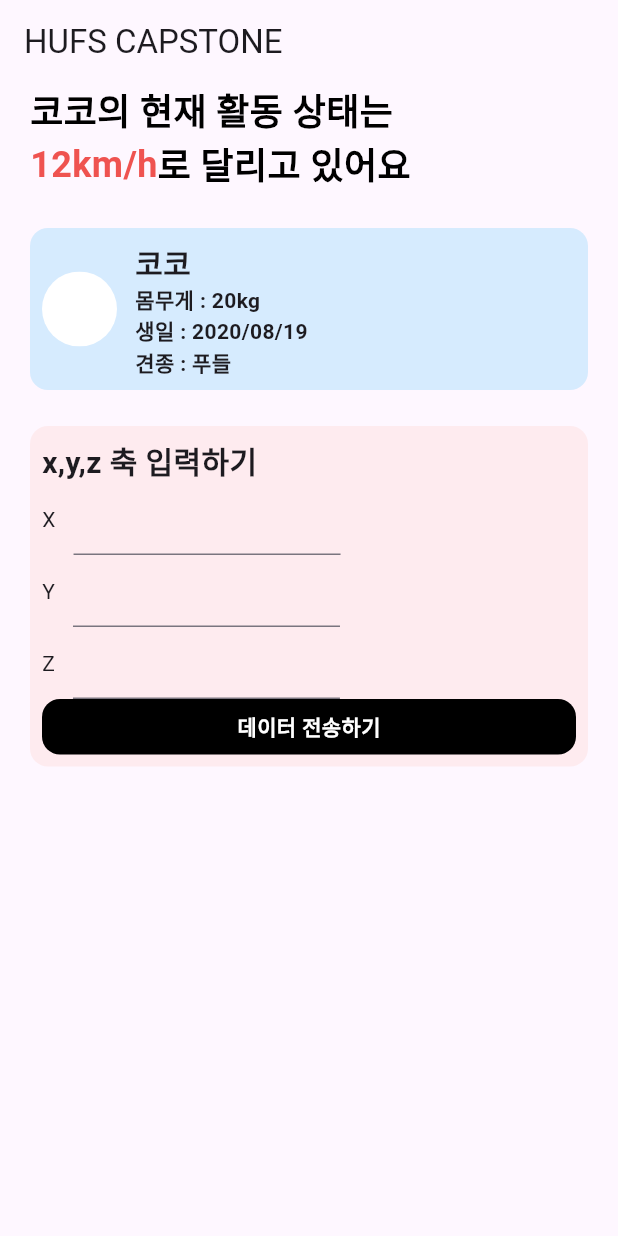
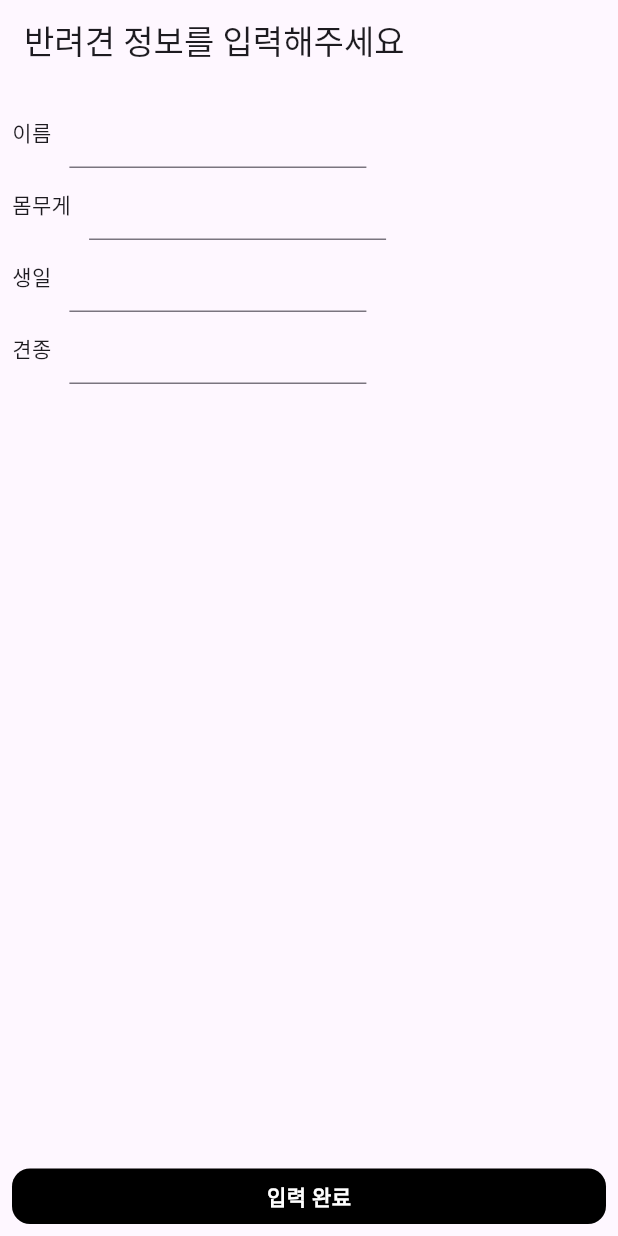
Before and after one commit to GyuhaWang/HUFSCapstone, a Flutter app: the screen it shows after launch, on a phone screen of 412 x 824 dp. Run offline on Flutter 3.47's test engine with Material 2 defaults, Android fonts, the phone set to English and light mode, and no system bars; our stand-ins replace get; missing offline and left inert: dart:ffi.

Commit message:
ADD: 펫 정보 입력 페이지

```diff
--- a/hufs_capstone/lib/main.dart
+++ b/hufs_capstone/lib/main.dart
@@ -1,8 +1,12 @@
 import 'package:flutter/material.dart';
+import 'package:get/get.dart';
 import 'package:hufs_capstone/main_page.dart';
+import 'package:hufs_capstone/pages/pet_info_input_page.dart';
 
 void main() {
-  runApp(const MyApp());
+  runApp(GetMaterialApp(
+    home: const MyApp(),
+  ));
 }
 
 class MyApp extends StatelessWidget {
@@ -32,7 +36,7 @@ class MyApp extends StatelessWidget {
           colorScheme: ColorScheme.fromSeed(seedColor: Colors.deepPurple),
           useMaterial3: true,
         ),
-        home: MainPage());
+        home: PetInfoInputPage());
   }
 }
 
--- a/hufs_capstone/lib/main_page.dart
+++ b/hufs_capstone/lib/main_page.dart
@@ -1,8 +1,10 @@
 import 'package:flutter/material.dart';
 import 'package:get/get.dart';
+import 'package:hufs_capstone/pages/pet_info_input_page.dart';
 
 class MainPage extends StatelessWidget {
-  MainPage({super.key});
+  PetInfo petInfos;
+  MainPage({super.key, required this.petInfos});
   double pageHorizontalPadding = 20;
   @override
   Widget build(BuildContext context) {
@@ -52,7 +54,7 @@ class MainPage extends StatelessWidget {
                   ),
                   Padding(
                     padding: const EdgeInsets.only(top: 24),
-                    child: petInfo(),
+                    child: petInfo(data: petInfos),
                   ),
                   Padding(
                     padding: const EdgeInsets.only(top: 24),
@@ -90,7 +92,7 @@ class MainPage extends StatelessWidget {
     );
   }
 
-  Widget petInfo() {
+  Widget petInfo({required PetInfo data}) {
     return Container(
         width: double.infinity,
         decoration: BoxDecoration(
@@ -116,22 +118,22 @@ class MainPage extends StatelessWidget {
                     crossAxisAlignment: CrossAxisAlignment.start,
                     children: [
                       Text(
-                        '코코',
+                        '${data.name}',
                         style: TextStyle(
                             fontSize: 20, fontWeight: FontWeight.bold),
                       ),
                       Text(
-                        '몸무게 : 20kg',
+                        '몸무게 : ${data.weight}',
                         style: TextStyle(
                             fontSize: 14, fontWeight: FontWeight.bold),
                       ),
                       Text(
-                        '생일 : 2020/08/19',
+                        '생일 : ${data.birth}',
                         style: TextStyle(
                             fontSize: 14, fontWeight: FontWeight.bold),
                       ),
                       Text(
-                        '견종 : 푸들',
+                        '견종 : ${data.type}',
                         style: TextStyle(
                             fontSize: 14, fontWeight: FontWeight.bold),
                       ),
--- /dev/null
+++ b/hufs_capstone/lib/pages/pet_info_input_page.dart
@@ -0,0 +1,167 @@
+import 'dart:ffi';
+
+import 'package:flutter/material.dart';
+import 'package:get/get.dart';
+import 'package:hufs_capstone/main_page.dart';
+
+class PetInfoInputPage extends StatefulWidget {
+  const PetInfoInputPage({super.key});
+
+  @override
+  State<PetInfoInputPage> createState() => _PetInfoInputPageState();
+}
+
+class _PetInfoInputPageState extends State<PetInfoInputPage> {
+  late PetInfo petInfo;
+  TextEditingController name = TextEditingController();
+  TextEditingController weight = TextEditingController();
+  TextEditingController birth = TextEditingController();
+  TextEditingController type = TextEditingController();
+  @override
+  Widget build(BuildContext context) {
+    return Scaffold(
+      appBar: AppBar(
+        title: Text("반려견 정보를 입력해주세요"),
+      ),
+      body: Container(
+        child: Padding(
+          padding: const EdgeInsets.all(8.0),
+          child: Column(
+              mainAxisAlignment: MainAxisAlignment.spaceBetween,
+              children: [
+                Form(
+                    child: Column(
+                  children: [
+                    Row(
+                      children: [
+                        Flexible(
+                          child: Padding(
+                            padding: const EdgeInsets.only(right: 12),
+                            child: SizedBox(
+                              child: Text('이름'),
+                            ),
+                          ),
+                          flex: 1,
+                        ),
+                        Flexible(
+                            flex: 1,
+                            child: Container(
+                              child: TextField(
+                                controller: name,
+                                keyboardType: TextInputType.text,
+                              ),
+                            ))
+                      ],
+                    ),
+                    Row(
+                      children: [
+                        Flexible(
+                          child: Padding(
+                            padding: const EdgeInsets.only(right: 12),
+                            child: SizedBox(
+                              child: Text('몸무게'),
+                            ),
+                          ),
+                          flex: 1,
+                        ),
+                        Flexible(
+                            flex: 1,
+                            child: Container(
+                              child: TextField(
+                                controller: weight,
+                                keyboardType: TextInputType.number,
+                              ),
+                            ))
+                      ],
+                    ),
+                    Row(
+                      children: [
+                        Flexible(
+                          child: Padding(
+                            padding: const EdgeInsets.only(right: 12),
+                            child: SizedBox(
+                              child: Text('생일'),
+                            ),
+                          ),
+                          flex: 1,
+                        ),
+                        Flexible(
+                            flex: 1,
+                            child: Container(
+                              child: TextField(
+                                controller: birth,
+                                keyboardType: TextInputType.datetime,
+                              ),
+                            ))
+                      ],
+                    ),
+                    Row(
+                      children: [
+                        Flexible(
+                          child: Padding(
+                            padding: const EdgeInsets.only(right: 12),
+                            child: SizedBox(
+                              child: Text('견종'),
+                            ),
+                          ),
+                          flex: 1,
+                        ),
+                        Flexible(
+                            flex: 1,
+                            child: Container(
+                              child: TextField(
+                                controller: type,
+                                keyboardType: TextInputType.text,
+                              ),
+                            ))
+                      ],
+                    ),
+                  ],
+                )),
+                GestureDetector(
+                  onTap: () async {
+                    petInfo = editPetInfo(
+                        name.text, weight.text, birth.text, type.text);
+                    Get.to(() => MainPage(
+                          petInfos: petInfo,
+                        ));
+                  },
+                  child: Container(
+                    decoration: BoxDecoration(
+                        color: Colors.black,
+                        borderRadius: BorderRadius.circular(12)),
+                    width: double.infinity,
+                    child: Padding(
+                      padding: const EdgeInsets.all(8.0),
+                      child: Center(
+                        child: Text(
+                          "입력 완료",
+                          style: TextStyle(
+                              color: Colors.white, fontWeight: FontWeight.bold),
+                        ),
+                      ),
+                    ),
+                  ),
+                )
+              ]),
+        ),
+      ),
+    );
+  }
+}
+
+PetInfo editPetInfo(String name, String weight, String birth, String type) {
+  return PetInfo(name: name, birth: birth, weight: weight, type: type);
+}
+
+class PetInfo {
+  String name;
+  String weight;
+  String birth;
+  String type;
+  PetInfo(
+      {required this.name,
+      required this.birth,
+      required this.weight,
+      required this.type});
+}
```
